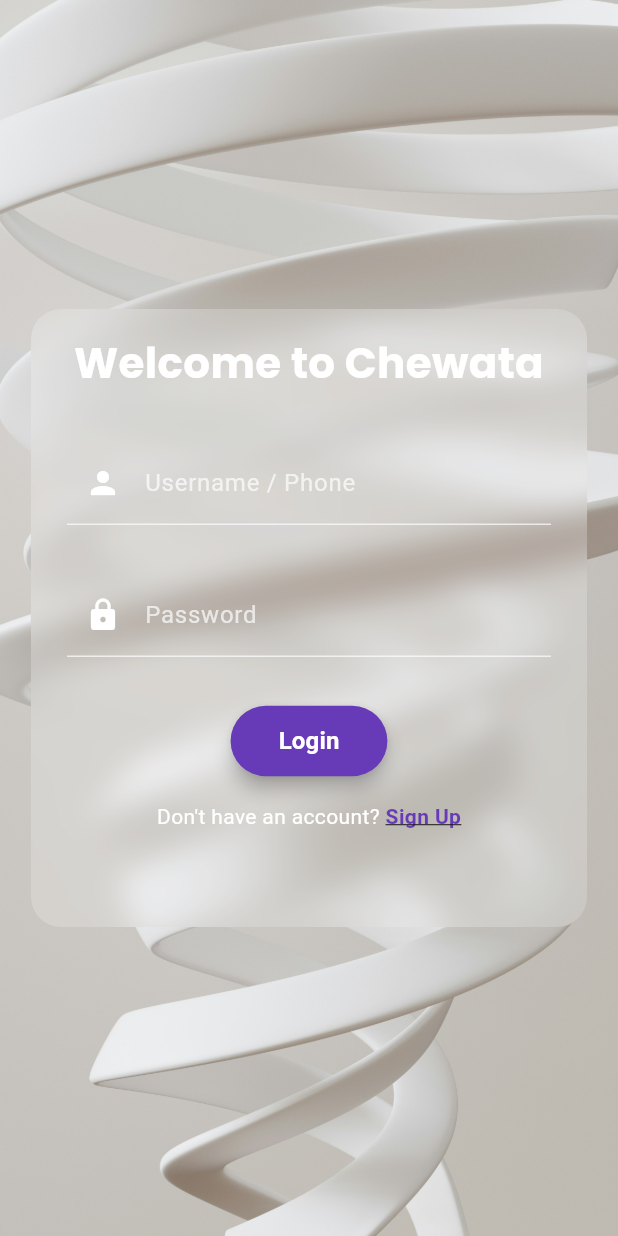
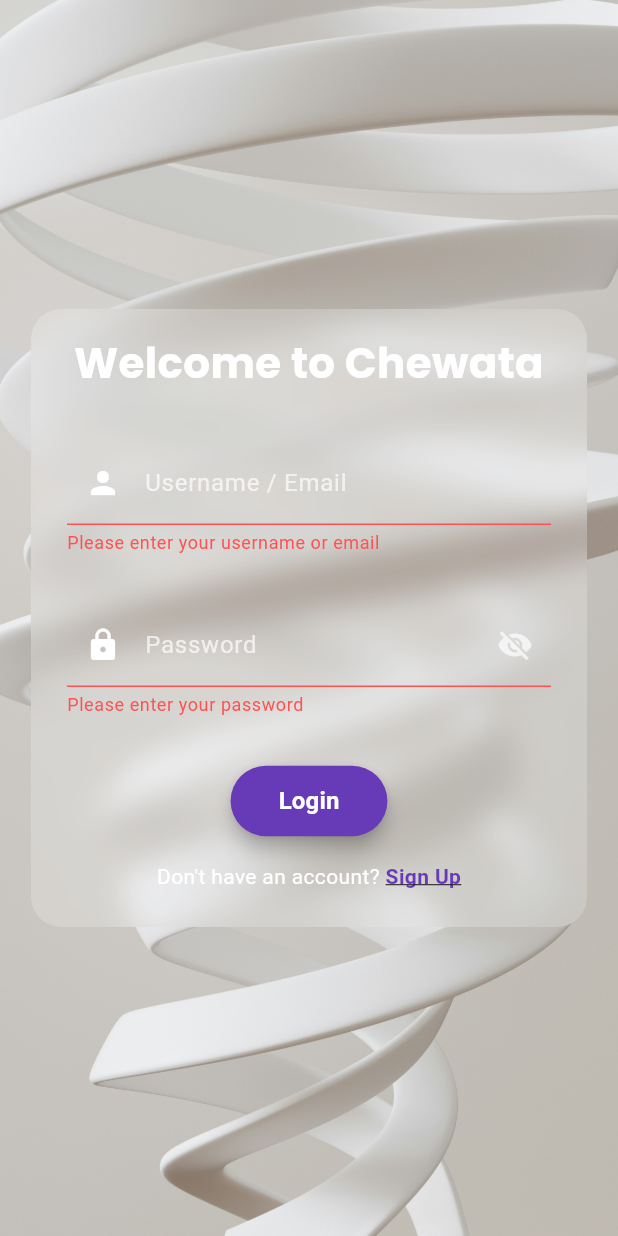
Before and after one commit to abeelgetahun/chewata-ChatApp, a Flutter app: the AuthScreen screen opened directly, after a tap on "Login", on a phone screen of 412 x 824 dp. Run offline on Flutter 3.47's test engine with Material 3 defaults, Android fonts, the phone set to English and light mode, and no system bars; our stand-ins replace cloud_firestore, firebase_core, flutter_dotenv, get, iconsax, lottie and 1 more; accounts and stored records are empty.

Commit message:
Refactor LoginForm to StatefulWidget, add input validation, and improve login handling

```diff
--- a/lib/screen/auth/login_form.dart
+++ b/lib/screen/auth/login_form.dart
@@ -1,13 +1,28 @@
 import 'package:flutter/material.dart';
+import 'package:get/get.dart';
+import 'package:chewata/services/auth_service.dart';
 
-class LoginForm extends StatelessWidget {
+class LoginForm extends StatefulWidget {
   final VoidCallback onSwitchToSignUp;
 
   const LoginForm({super.key, required this.onSwitchToSignUp});
 
   @override
+  State<LoginForm> createState() => _LoginFormState();
+}
+
+class _LoginFormState extends State<LoginForm> {
+  final _formKey = GlobalKey<FormState>();
+  final _usernameController = TextEditingController();
+  final _passwordController = TextEditingController();
+  bool _isLoading = false;
+  bool _isPasswordVisible = false;
+
+  @override
   Widget build(BuildContext context) {
     return SingleChildScrollView(
+      child: Form(
+        key: _formKey,
         child: Column(
           mainAxisSize: MainAxisSize.min,
           mainAxisAlignment: MainAxisAlignment.center,
@@ -24,25 +39,54 @@
               textAlign: TextAlign.center,
             ),
             const SizedBox(height: 24),
+
             // Username / Phone input field
             _buildInputField(
-            label: "Username / Phone",
+              controller: _usernameController,
+              label: "Username / Email",
               icon: Icons.person,
               isPassword: false,
+              validator: (value) {
+                if (value == null || value.isEmpty) {
+                  return 'Please enter your username or email';
+                }
+                return null;
+              },
             ),
             const SizedBox(height: 16),
+
             // Password input field
             _buildInputField(
+              controller: _passwordController,
               label: "Password",
               icon: Icons.lock,
-            isPassword: true,
+              isPassword: !_isPasswordVisible,
+              validator: (value) {
+                if (value == null || value.isEmpty) {
+                  return 'Please enter your password';
+                }
+                return null;
+              },
+              suffixIcon: IconButton(
+                icon: Icon(
+                  _isPasswordVisible ? Icons.visibility : Icons.visibility_off,
+                  color: Colors.white70,
                 ),
+                onPressed: () {
+                  setState(() {
+                    _isPasswordVisible = !_isPasswordVisible;
+                  });
+                },
+              ),
+            ),
+
             const SizedBox(height: 24),
+
             // Login button
-          ElevatedButton(
-            onPressed: () {
-              // Handle login logic
-            },
+            _isLoading
+                ? const CircularProgressIndicator(color: Colors.deepPurple)
+                : ElevatedButton(
+                    onPressed: _handleLogin,
                     style: ElevatedButton.styleFrom(
                       backgroundColor: Colors.deepPurple,
                       padding: const EdgeInsets.symmetric(horizontal: 32, vertical: 12),
@@ -61,6 +105,7 @@
                     ),
                   ),
             const SizedBox(height: 16),
+
             // Sign Up prompt
             Row(
               mainAxisAlignment: MainAxisAlignment.center,
@@ -73,7 +118,7 @@
                   ),
                 ),
                 GestureDetector(
-                onTap: onSwitchToSignUp,
+                  onTap: widget.onSwitchToSignUp,
                   child: const Text(
                     "Sign Up",
                     style: TextStyle(
@@ -88,6 +133,7 @@
             ),
           ],
         ),
+      ),
     );
   }
 
@@ -95,12 +141,19 @@
     required String label,
     required IconData icon,
     required bool isPassword,
+    required TextEditingController controller,
+    String? Function(String?)? validator,
+    TextInputType keyboardType = TextInputType.text,
+    Widget? suffixIcon,
   }) {
     return Padding(
       padding: const EdgeInsets.symmetric(vertical: 8),
       child: TextFormField(
+        controller: controller,
         obscureText: isPassword,
         style: const TextStyle(color: Colors.white),
+        keyboardType: keyboardType,
+        validator: validator,
         decoration: InputDecoration(
           labelText: label,
           labelStyle: const TextStyle(
@@ -109,14 +162,49 @@
           ),
           floatingLabelBehavior: FloatingLabelBehavior.auto,
           prefixIcon: Icon(icon, color: Colors.white),
+          suffixIcon: suffixIcon,
           enabledBorder: const UnderlineInputBorder(
             borderSide: BorderSide(color: Colors.white70),
           ),
           focusedBorder: const UnderlineInputBorder(
             borderSide: BorderSide(color: Colors.white, width: 2),
           ),
+          errorBorder: const UnderlineInputBorder(
+            borderSide: BorderSide(color: Colors.redAccent),
+          ),
+          focusedErrorBorder: const UnderlineInputBorder(
+            borderSide: BorderSide(color: Colors.redAccent, width: 2),
+          ),
+          errorStyle: const TextStyle(color: Colors.redAccent),
         ),
       ),
     );
   }
+
+  Future<void> _handleLogin() async {
+    if (_formKey.currentState!.validate()) {
+      setState(() => _isLoading = true);
+
+      try {
+        final success = await AuthService.instance.loginWithEmailAndPassword(
+          _usernameController.text.trim(),
+          _passwordController.text,
+        );
+
+        if (success) {
+          // Navigate to home screen
+          Get.offAllNamed('/home');
         }
+      } finally {
+        setState(() => _isLoading = false);
+      }
+    }
+  }
+
+  @override
+  void dispose() {
+    _usernameController.dispose();
+    _passwordController.dispose();
+    super.dispose();
+  }
+}
```
Lines whose indentation alone changed are shown as unchanged.
